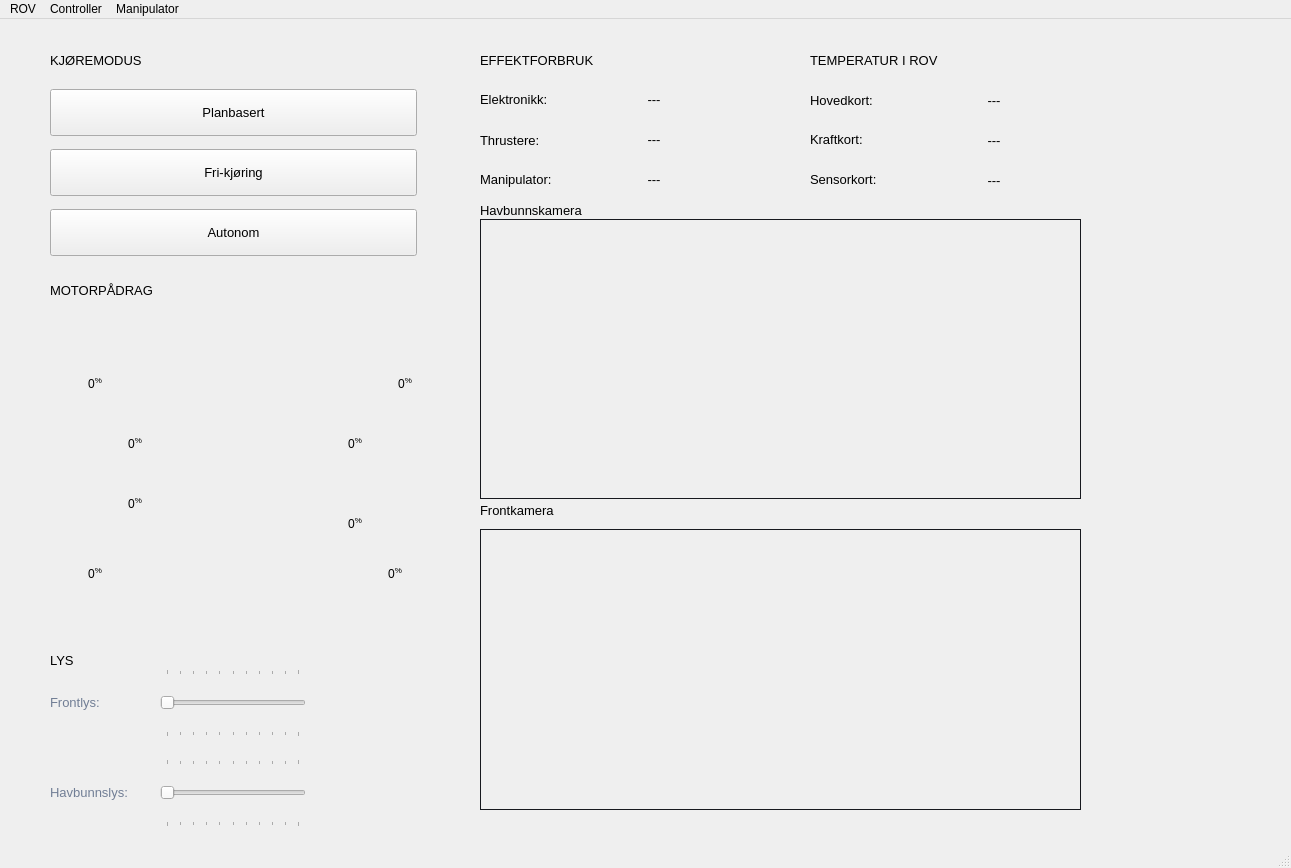
This is GUI/gui.ui in UiS-Subsea/Bachelor_GUI as Qt 5 draws it before an edit. The edited form follows.
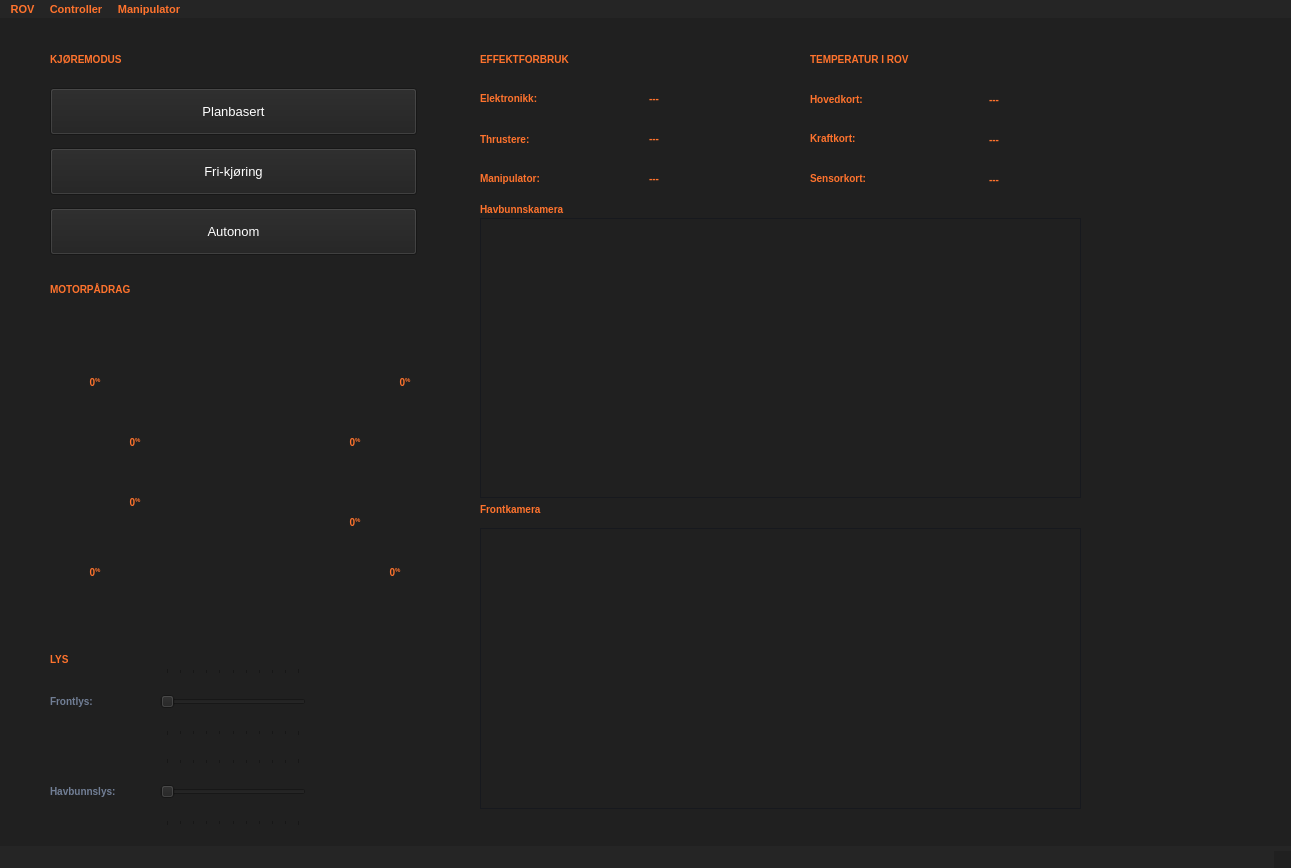
This is the edited form. Icons and pictures are not drawn.

The edit to the form file:
```diff
--- a/GUI/gui.ui
+++ b/GUI/gui.ui
@@ -13,6 +13,720 @@
   <property name="windowTitle">
    <string>MainWindow</string>
   </property>
+  <property name="styleSheet">
+   <string notr="true">/*-----QWidget-----*/
+QWidget
+{
+	background-color: #202020;
+	color: #fff;
+	selection-background-color: #ff732d; 
+	selection-color: #000;
+
+}
+
+
+/*-----QLabel-----*/
+QLabel
+{
+	background-color: transparent;
+	color: #ff732d;
+	font-weight: bold;
+	font-size: 10px;
+
+}
+
+
+QLabel:disabled 
+{
+	color: #4e4e4e;
+
+}
+
+
+/*-----QMenuBar-----*/
+QMenuBar 
+{
+	background-color: #252525;
+	border: none;
+	color: #ff732d;
+	font-weight: bold;
+	font-size: 11px;
+
+}
+
+
+QMenuBar:disabled 
+{
+	color: #4e4e4e;
+
+}
+
+
+QMenuBar::item 
+{
+	background-color: transparent;
+
+}
+
+
+QMenuBar::item:selected 
+{
+	background-color: transparent;
+	color: #fff;
+
+}
+
+
+QMenuBar::item:pressed 
+{
+	background-color: #424242;
+	border: none;
+	color: #fff;
+
+}
+
+
+/*-----QMenu-----*/
+QMenu
+{
+    background-color: #424242;
+    border: none;
+    padding: 4px;
+    padding-right: 0px;
+	color: #fff;
+	font-size: 11px;
+
+}
+
+
+QMenu::item
+{
+    background-color: transparent;
+    padding: 2px 20px 2px 20px;
+
+}
+
+
+QMenu::item:disabled
+{
+    color: #555;
+    background-color: transparent;
+    padding: 2px 20px 2px 20px;
+
+}
+
+
+QMenu::item:selected
+{
+    background-color: #ff732d;
+    color: #000;
+	font-weight: bold;
+
+}
+
+
+QMenu::separator
+{
+	background-color: #aaa;	
+	margin-top: 5px;
+	margin-bottom: 5px;
+	height: 1px;
+
+}
+
+
+/*-----QTabBar-----*/
+QTabBar 
+{
+	background-color: transparent;
+	font-size: 10px;
+}
+
+
+QTabWidget::tab-bar 
+{
+	border:none;
+	left: 0px;
+
+}
+
+
+QTabBar::tab 
+{
+	font-weight: bold;
+	padding-left: 15px; 
+	padding-right: 15px; 
+	height: 25px;
+	width: 60px;
+}
+
+
+QTabWidget::pane 
+{
+	border: 1px solid #333; 
+
+}
+
+
+QTabBar::tab:!selected 
+{
+	color: #ff732d; 
+	font-weight: bold;
+	border: 1px solid #1b1b1b;
+	background-color: #1b1b1b;
+}
+
+
+QTabBar::tab:selected 
+{
+	background-color: #424242;
+	border: 1px solid #414141;
+	color: #fff;
+
+}
+
+
+QTabBar:tab:selected:disabled 
+{
+	color: #4e4e4e;
+
+}
+
+
+QTabBar::tab:!selected:hover 
+{
+	color: #fff; 
+
+}
+
+
+QTabBar:tab:!selected:disabled 
+{
+	color: #4e4e4e;
+
+}
+
+
+/*-----QToolButton-----*/
+QToolButton 
+{
+	background-color: transparent;
+	color: #ff732d;
+	font-weight: bold;
+	font-size: 10px;
+	border: none;
+	margin: 2px;
+	
+}
+
+
+QToolButton:hover
+{
+	background-color: #ff732d;
+	color: #000;
+	
+}
+
+
+QToolButton:pressed
+{
+	background-color: #424242;
+	color: #fff;
+
+}
+
+
+QToolButton:checked
+{
+	background-color: #424242;
+	color: #fff;
+
+}
+
+
+QToolButton:disabled 
+{
+	color: #4e4e4e;
+
+}
+
+
+/*-----QDockWidget-----*/
+QDockWidget
+{
+	color : #ff732d;
+	font-weight: bold;
+	font-size: 11px;
+
+}
+
+
+QDockWidget::disabled
+{
+	color: #656565;
+
+}
+
+
+QDockWidget::title 
+{
+	background-color: transparent;
+	border: 1px solid #3a3a3a;
+	padding: 5px;
+
+}
+
+
+QDockWidget::close-button
+{
+	max-width: 14px;
+	max-height: 14px;
+	margin-top:1px;
+
+}
+
+
+QDockWidget::float-button
+{
+	max-width: 14px;
+	max-height: 14px;
+	margin-top:1px;
+
+}
+
+
+QDockWidget::close-button:hover
+{
+	border: none;
+	background-color: #ff732d;
+
+}
+
+
+QDockWidget::float-button:hover
+{
+	border: none;
+	background-color: #ff732d;
+
+}
+
+
+/*-----QTreeWidget-----*/
+QTreeWidget
+{
+	show-decoration-selected: 0;
+	selection-background-color: transparent; /* Used on Mac */
+	selection-color: #fff; /* Used on Mac */
+	background-color: #292929;
+	border: 1px solid #3a3a3a;
+	padding: 5px;
+	color: #fff;
+	font-weight: bold;
+	font-size: 11px;
+
+}
+
+
+QTreeView::disabled
+{
+	color: #656565;
+
+}
+
+
+QTreeView::item:selected
+{
+	color: #000;
+	background-color: #ff732d;
+
+}
+
+
+QTreeView::item:!selected:hover
+{
+	background-color: #424242;
+	color: #fff;
+}
+
+
+QTreeView::item:selected:disabled
+{
+	background-color: #656565;
+	color: #333;
+
+}
+
+
+QTreeView::branch:has-children:!has-siblings:closed,
+QTreeView::branch:closed:has-children:has-siblings 
+{
+	image: url(://tree-closed.png);
+
+}
+
+
+QTreeView::branch:open:has-children:!has-siblings,
+QTreeView::branch:open:has-children:has-siblings  
+{
+	image: url(://tree-open.png);
+
+}
+
+
+/*-----QLineEdit-----*/
+QLineEdit
+{
+	color: black;
+	font-weight: bold;
+	background-color: #9d9d9d;
+	border: 1px solid #3a3a3a;
+	padding: 2px;
+
+}
+
+QLineEdit:hover 
+{
+	background-color: #bebebe;
+
+}
+
+
+QLineEdit::disabled
+{
+	color: #656565;
+
+}
+
+
+/*-----QGroupBox-----*/
+QGroupBox 
+{
+	color: #ff732d;
+    border: 1px solid #3a3a3a;
+	background-color: #1b1b1b;
+    margin-top: 5.5ex;
+	font-weight: bold;
+	font-size: 11px;
+
+}
+
+
+QGroupBox::disabled
+{
+	color: #656565;
+
+}
+
+
+QGroupBox::title 
+{
+	background-color: #1b1b1b;
+	border: 1px solid #3a3a3a;
+    subcontrol-origin: margin;
+	subcontrol-position: top right 0px;
+	border-radius: 0px;
+    padding: 3px 30px;
+
+}
+
+
+/*-----QComboBox-----*/
+QComboBox 
+{
+	background-color: #424242;
+	border: 1px solid #3a3a3a;
+	color: #fff;
+	font-weight: bold;
+	font-size: 11px;
+	padding: 2px;
+
+}
+
+
+QComboBox::disabled
+{
+	color: #656565;
+
+}
+
+
+QComboBox:editable 
+{
+    background: transparent;
+
+}
+
+
+QComboBox::drop-down 
+{
+    subcontrol-origin: padding;
+    subcontrol-position: top right;
+    width: 15px;
+	background-color: #424242;
+    border-left-width:1px;
+    border-left-color: #777777;
+    border-left-style: solid; 
+
+}
+
+
+QComboBox::down-arrow 
+{
+    image: url(://arrow-down.png);
+	width:8px;
+	height:8px;
+
+}
+
+
+QComboBox::down-arrow:on 
+{ 
+    top: 1px;
+    left: 1px;
+
+}
+
+
+QComboBox QListView
+{
+	background-color: #292929;
+    border-left-style: solid; 
+	selection-background-color: #ff732d;
+	selection-color: #000;
+	color: #fff;
+	padding: 10px;
+	border: none;
+
+}
+
+
+/*-----QCheckBox-----*/
+QCheckBox
+{
+	background-color: transparent;
+	color: #fff;
+	font-weight: bold;
+	font-size: 10px;
+
+}
+
+
+QCheckBox::indicator
+{
+    color: #b1b1b1;
+    background-color: #00111d;
+    border: 1px solid #ff732d;
+    width: 10px;
+    height: 10px;
+
+}
+
+
+QCheckBox::indicator:checked
+{
+    image:url(&quot;./ressources/check.png&quot;); /*To replace*/
+	background-color: #ff732d;
+    border: 1px solid #ff732d;
+
+}
+
+
+QCheckBox::indicator:unchecked:hover
+{
+    border: 1px solid #ff732d;
+
+}
+
+
+QCheckBox::disabled
+{
+	color: #656565;
+
+}
+
+
+QCheckBox::indicator:disabled
+{
+	background-color: #656565;
+	color: #656565;
+    border: 1px solid #656565;
+
+}
+
+
+/*-----QSpinBox-----*/
+QSpinBox 
+{
+    border: 1px solid #3a3a3a;
+	min-height: 20px;
+	min-width: 30px;
+    border-radius : 2px;
+	color : #ff732d;
+	font-weight: bold;
+	font-size: 10px;
+    background-color: #000;
+
+}
+
+
+QSpinBox:hover 
+{
+	background-color: #333;
+
+}
+
+
+QSpinBox::up-button 
+{
+	background-color: #777777;
+    width: 16px; 
+    border-width: 1px;
+
+}
+
+
+QSpinBox::up-button:hover 
+{
+	background-color: #585858;
+
+}
+
+
+QSpinBox::up-button:pressed 
+{
+	background-color: #252525;
+    width: 16px; 
+    border-width: 1px;
+
+}
+
+
+QSpinBox::up-arrow 
+{
+    image: url(://arrow-up.png);
+    width: 7px;
+    height: 7px;
+
+}
+
+
+QSpinBox::down-button 
+{
+	border-bottom-right-radius:2px;
+	background-color: #777777;
+    width: 16px; 
+    border-width: 1px;
+
+}
+
+
+QSpinBox::down-button:hover 
+{
+	background-color: #585858;
+
+}
+
+QSpinBox::down-button:pressed 
+{
+	background-color: #252525;
+    width: 16px; 
+    border-width: 1px;
+
+}
+
+
+QSpinBox::down-arrow 
+{
+    image: url(://arrow-down.png);
+    width: 7px;
+    height: 7px;
+
+}
+
+
+/*-----QRadioButton-----*/
+QRadioButton{
+	background-color: transparent;
+	font-weight: bold;
+	color: #fff;
+
+}
+
+
+QRadioButton::indicator::unchecked
+{ 
+	border: 2px inset #424242; 
+	border-radius: 6px; 
+	background-color:  #323232;
+	width: 9px; 
+	height: 9px; 
+
+}
+
+
+QRadioButton::indicator::unchecked:hover
+{ 
+	border: 2px solid #ff732d; 
+	border-radius: 5px; 
+	background-color:  #323232;
+	width: 9px; 
+	height: 9px; 
+
+}
+
+
+QRadioButton::indicator::checked
+{ 
+	border: 2px inset #424242; 
+	border-radius: 5px; 
+	background-color: #ff732d; 
+	width: 9px; 
+	height: 9px; 
+
+}
+
+
+QRadioButton::disabled
+{
+	color: #656565;
+
+}
+
+
+QRadioButton::indicator:disabled
+{
+	background-color: #656565;
+	color: #656565;
+    border: 2px solid #656565;
+
+}
+
+
+/*-----QStatusBar-----*/
+QStatusBar 
+{
+	color: #ff732d;
+	font-weight: bold;
+	background-color: #252525;
+
+}
+
+
+QStatusBar::item 
+{
+	background-color: transparent;
+	color: #fff;
+
+}
+
+
+/*-----QSizeGrip-----*/
+QSizeGrip 
+{
+	background-color: image(&quot;./ressources/sizegrip.png&quot;); /*To replace*/
+
+}</string>
+  </property>
   <widget class="QWidget" name="centralwidget">
    <widget class="QLabel" name="label_3">
     <property name="geometry">
@@ -246,7 +960,9 @@
     </property>
     <property name="font">
      <font>
-      <pointsize>9</pointsize>
+      <pointsize>-1</pointsize>
+      <weight>75</weight>
+      <bold>true</bold>
      </font>
     </property>
     <property name="autoFillBackground">
@@ -279,7 +995,9 @@
     </property>
     <property name="font">
      <font>
-      <pointsize>9</pointsize>
+      <pointsize>-1</pointsize>
+      <weight>75</weight>
+      <bold>true</bold>
      </font>
     </property>
     <property name="autoFillBackground">
@@ -312,7 +1030,9 @@
     </property>
     <property name="font">
      <font>
-      <pointsize>9</pointsize>
+      <pointsize>-1</pointsize>
+      <weight>75</weight>
+      <bold>true</bold>
      </font>
     </property>
     <property name="autoFillBackground">
@@ -345,7 +1065,9 @@
     </property>
     <property name="font">
      <font>
-      <pointsize>9</pointsize>
+      <pointsize>-1</pointsize>
+      <weight>75</weight>
+      <bold>true</bold>
      </font>
     </property>
     <property name="autoFillBackground">
@@ -378,7 +1100,9 @@
     </property>
     <property name="font">
      <font>
-      <pointsize>9</pointsize>
+      <pointsize>-1</pointsize>
+      <weight>75</weight>
+      <bold>true</bold>
      </font>
     </property>
     <property name="autoFillBackground">
@@ -411,7 +1135,9 @@
     </property>
     <property name="font">
      <font>
-      <pointsize>9</pointsize>
+      <pointsize>-1</pointsize>
+      <weight>75</weight>
+      <bold>true</bold>
      </font>
     </property>
     <property name="autoFillBackground">
@@ -444,7 +1170,9 @@
     </property>
     <property name="font">
      <font>
-      <pointsize>9</pointsize>
+      <pointsize>-1</pointsize>
+      <weight>75</weight>
+      <bold>true</bold>
      </font>
     </property>
     <property name="autoFillBackground">
@@ -477,7 +1205,9 @@
     </property>
     <property name="font">
      <font>
-      <pointsize>9</pointsize>
+      <pointsize>-1</pointsize>
+      <weight>75</weight>
+      <bold>true</bold>
      </font>
     </property>
     <property name="autoFillBackground">
@@ -522,10 +1252,9 @@
     </property>
     <property name="font">
      <font>
-      <pointsize>10</pointsize>
-      <weight>50</weight>
-      <italic>false</italic>
-      <bold>false</bold>
+      <pointsize>-1</pointsize>
+      <weight>75</weight>
+      <bold>true</bold>
      </font>
     </property>
     <property name="styleSheet">
@@ -546,10 +1275,9 @@
     </property>
     <property name="font">
      <font>
-      <pointsize>10</pointsize>
-      <weight>50</weight>
-      <italic>false</italic>
-      <bold>false</bold>
+      <pointsize>-1</pointsize>
+      <weight>75</weight>
+      <bold>true</bold>
      </font>
     </property>
     <property name="text">
@@ -573,10 +1301,9 @@
     </property>
     <property name="font">
      <font>
-      <pointsize>10</pointsize>
-      <weight>50</weight>
-      <italic>false</italic>
-      <bold>false</bold>
+      <pointsize>-1</pointsize>
+      <weight>75</weight>
+      <bold>true</bold>
      </font>
     </property>
     <property name="text">
@@ -609,10 +1336,9 @@
     </property>
     <property name="font">
      <font>
-      <pointsize>10</pointsize>
-      <weight>50</weight>
-      <italic>false</italic>
-      <bold>false</bold>
+      <pointsize>-1</pointsize>
+      <weight>75</weight>
+      <bold>true</bold>
      </font>
     </property>
     <property name="text">
@@ -645,10 +1371,9 @@
     </property>
     <property name="font">
      <font>
-      <pointsize>10</pointsize>
-      <weight>50</weight>
-      <italic>false</italic>
-      <bold>false</bold>
+      <pointsize>-1</pointsize>
+      <weight>75</weight>
+      <bold>true</bold>
      </font>
     </property>
     <property name="text">
@@ -678,10 +1403,9 @@
     </property>
     <property name="font">
      <font>
-      <pointsize>10</pointsize>
-      <weight>50</weight>
-      <italic>false</italic>
-      <bold>false</bold>
+      <pointsize>-1</pointsize>
+      <weight>75</weight>
+      <bold>true</bold>
      </font>
     </property>
     <property name="text">
@@ -717,10 +1441,9 @@
     </property>
     <property name="font">
      <font>
-      <pointsize>10</pointsize>
-      <weight>50</weight>
-      <italic>false</italic>
-      <bold>false</bold>
+      <pointsize>-1</pointsize>
+      <weight>75</weight>
+      <bold>true</bold>
      </font>
     </property>
     <property name="frameShape">
@@ -771,10 +1494,9 @@
     </property>
     <property name="font">
      <font>
-      <pointsize>10</pointsize>
-      <weight>50</weight>
-      <italic>false</italic>
-      <bold>false</bold>
+      <pointsize>-1</pointsize>
+      <weight>75</weight>
+      <bold>true</bold>
      </font>
     </property>
     <property name="frameShape">
@@ -825,10 +1547,9 @@
     </property>
     <property name="font">
      <font>
-      <pointsize>10</pointsize>
-      <weight>50</weight>
-      <italic>false</italic>
-      <bold>false</bold>
+      <pointsize>-1</pointsize>
+      <weight>75</weight>
+      <bold>true</bold>
      </font>
     </property>
     <property name="frameShape">
@@ -879,10 +1600,9 @@
     </property>
     <property name="font">
      <font>
-      <pointsize>10</pointsize>
-      <weight>50</weight>
-      <italic>false</italic>
-      <bold>false</bold>
+      <pointsize>-1</pointsize>
+      <weight>75</weight>
+      <bold>true</bold>
      </font>
     </property>
     <property name="text">
@@ -915,10 +1635,9 @@
     </property>
     <property name="font">
      <font>
-      <pointsize>10</pointsize>
-      <weight>50</weight>
-      <italic>false</italic>
-      <bold>false</bold>
+      <pointsize>-1</pointsize>
+      <weight>75</weight>
+      <bold>true</bold>
      </font>
     </property>
     <property name="styleSheet">
@@ -1014,10 +1733,9 @@
     </property>
     <property name="font">
      <font>
-      <pointsize>10</pointsize>
-      <weight>50</weight>
-      <italic>false</italic>
-      <bold>false</bold>
+      <pointsize>-1</pointsize>
+      <weight>75</weight>
+      <bold>true</bold>
      </font>
     </property>
     <property name="styleSheet">
@@ -1158,10 +1876,9 @@
     </property>
     <property name="font">
      <font>
-      <pointsize>10</pointsize>
-      <weight>50</weight>
-      <italic>false</italic>
-      <bold>false</bold>
+      <pointsize>-1</pointsize>
+      <weight>75</weight>
+      <bold>true</bold>
      </font>
     </property>
     <property name="styleSheet">
@@ -1194,10 +1911,9 @@
     </property>
     <property name="font">
      <font>
-      <pointsize>10</pointsize>
-      <weight>50</weight>
-      <italic>false</italic>
-      <bold>false</bold>
+      <pointsize>-1</pointsize>
+      <weight>75</weight>
+      <bold>true</bold>
      </font>
     </property>
     <property name="styleSheet">
@@ -1230,10 +1946,9 @@
     </property>
     <property name="font">
      <font>
-      <pointsize>10</pointsize>
-      <weight>50</weight>
-      <italic>false</italic>
-      <bold>false</bold>
+      <pointsize>-1</pointsize>
+      <weight>75</weight>
+      <bold>true</bold>
      </font>
     </property>
     <property name="text">
@@ -1269,10 +1984,9 @@
     </property>
     <property name="font">
      <font>
-      <pointsize>10</pointsize>
-      <weight>50</weight>
-      <italic>false</italic>
-      <bold>false</bold>
+      <pointsize>-1</pointsize>
+      <weight>75</weight>
+      <bold>true</bold>
      </font>
     </property>
     <property name="text">
@@ -1308,10 +2022,9 @@
     </property>
     <property name="font">
      <font>
-      <pointsize>10</pointsize>
-      <weight>50</weight>
-      <italic>false</italic>
-      <bold>false</bold>
+      <pointsize>-1</pointsize>
+      <weight>75</weight>
+      <bold>true</bold>
      </font>
     </property>
     <property name="text">
@@ -1347,10 +2060,9 @@
     </property>
     <property name="font">
      <font>
-      <pointsize>10</pointsize>
-      <weight>50</weight>
-      <italic>false</italic>
-      <bold>false</bold>
+      <pointsize>-1</pointsize>
+      <weight>75</weight>
+      <bold>true</bold>
      </font>
     </property>
     <property name="frameShape">
@@ -1401,10 +2113,9 @@
     </property>
     <property name="font">
      <font>
-      <pointsize>10</pointsize>
-      <weight>50</weight>
-      <italic>false</italic>
-      <bold>false</bold>
+      <pointsize>-1</pointsize>
+      <weight>75</weight>
+      <bold>true</bold>
      </font>
     </property>
     <property name="frameShape">
@@ -1455,10 +2166,9 @@
     </property>
     <property name="font">
      <font>
-      <pointsize>10</pointsize>
-      <weight>50</weight>
-      <italic>false</italic>
-      <bold>false</bold>
+      <pointsize>-1</pointsize>
+      <weight>75</weight>
+      <bold>true</bold>
      </font>
     </property>
     <property name="frameShape">
@@ -1554,10 +2264,9 @@
     </property>
     <property name="font">
      <font>
-      <pointsize>10</pointsize>
-      <weight>50</weight>
-      <italic>false</italic>
-      <bold>false</bold>
+      <pointsize>-1</pointsize>
+      <weight>75</weight>
+      <bold>true</bold>
      </font>
     </property>
     <property name="styleSheet">
@@ -1574,7 +2283,7 @@
      <x>0</x>
      <y>0</y>
      <width>1291</width>
-     <height>26</height>
+     <height>19</height>
     </rect>
    </property>
    <widget class="QMenu" name="menuUiS_Subsea">
```
Left out of the diff: 1 changed line with no effect on the pictures.
